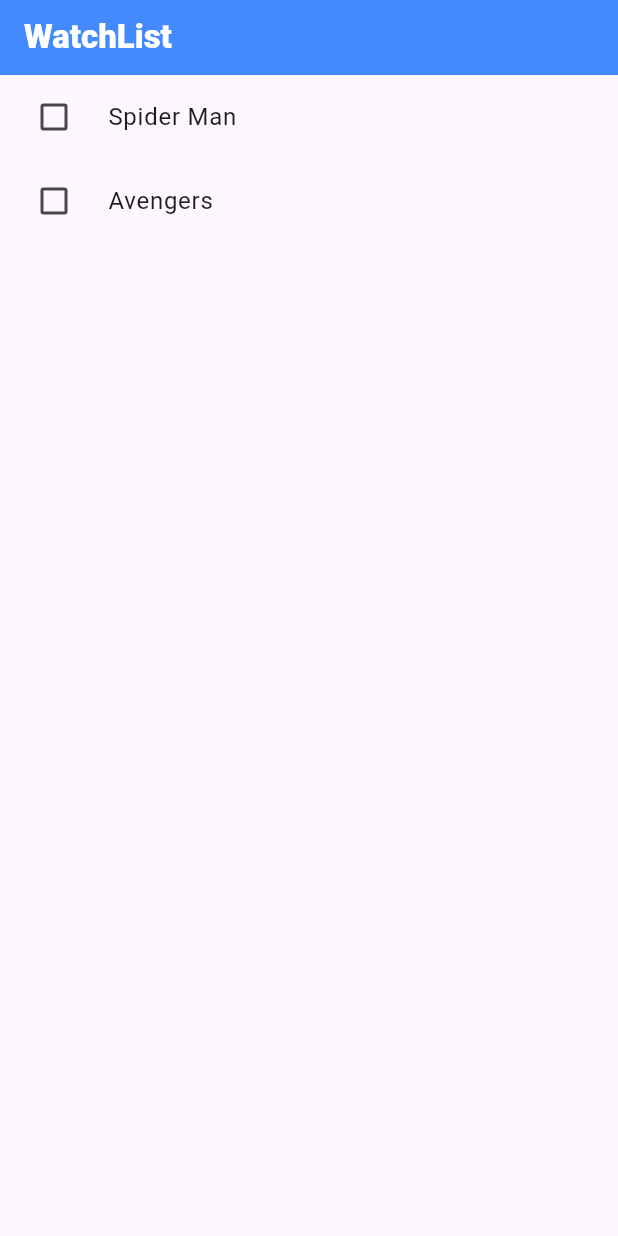
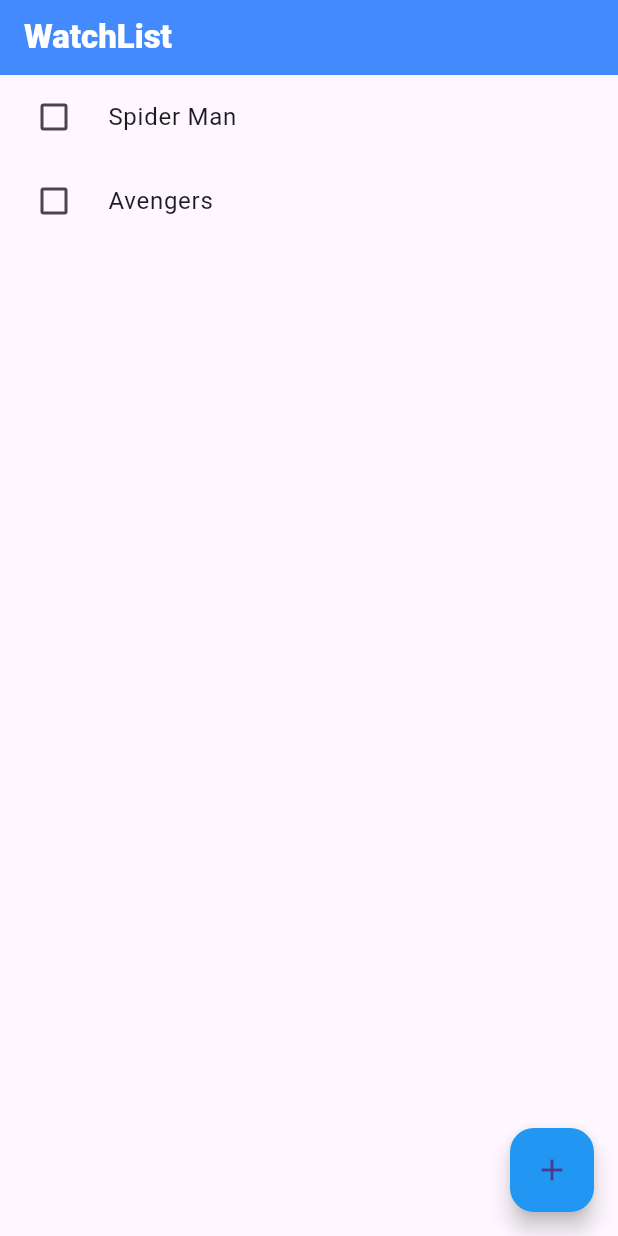
Before and after one commit to BhadriPrabhu/watchlist, a Flutter app: the screen it shows after launch, on a phone screen of 412 x 824 dp. Run offline on Flutter 3.47's test engine with Material 3 defaults, Android fonts, the phone set to English and light mode, and no system bars.

Commit message:
feat: static watchlist adding by floating button

```diff
--- a/lib/main.dart
+++ b/lib/main.dart
@@ -91,6 +91,19 @@ class _WatchlistScreenState extends State<WatchlistScreen> {
           // );
         },
       )),
+      floatingActionButton: Semantics(
+        label: "Add WatchList",
+        child: FloatingActionButton(onPressed: () {
+          setState(() {
+            myFutureList.add(FutureList(name: "Hey Hi", isCompleted: false));
+          });
+          ScaffoldMessenger.of(context).showSnackBar(
+            SnackBar(content: Text("Open Dialog"))
+          );
+        },
+        backgroundColor: Colors.blue,
+        child: Icon(Icons.add),),
+      ),
     );
   }
 }
```
